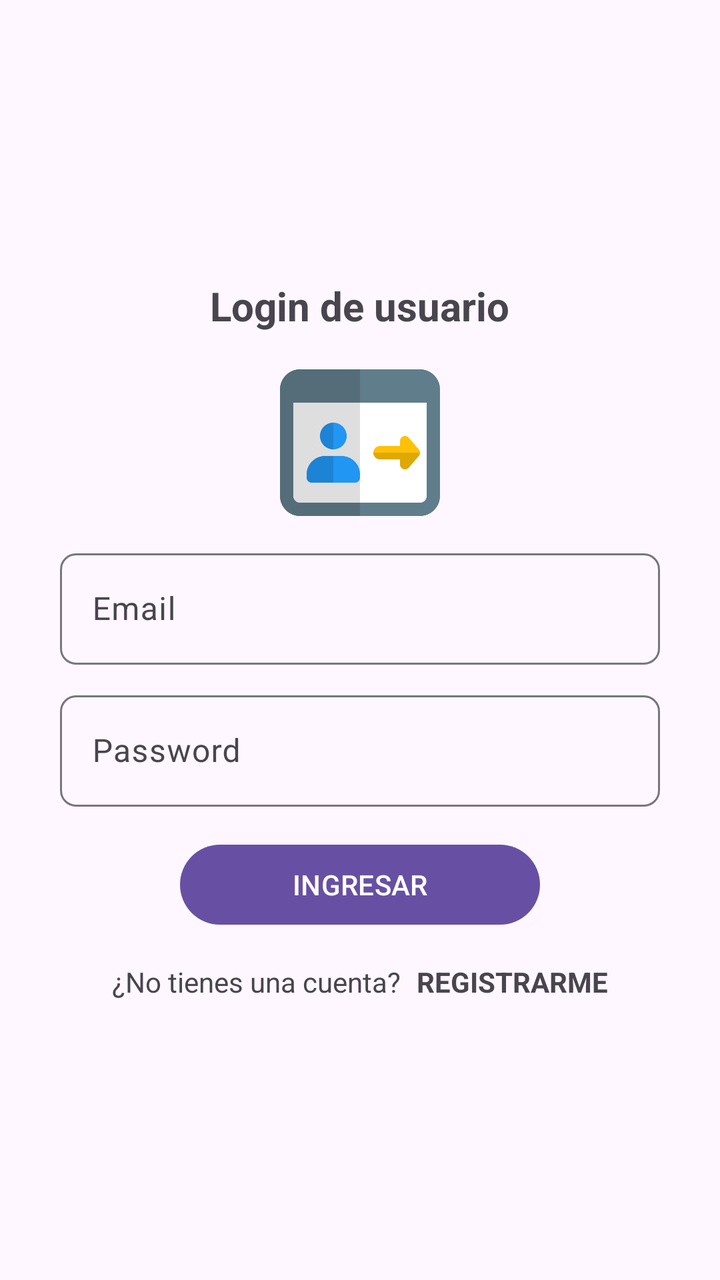
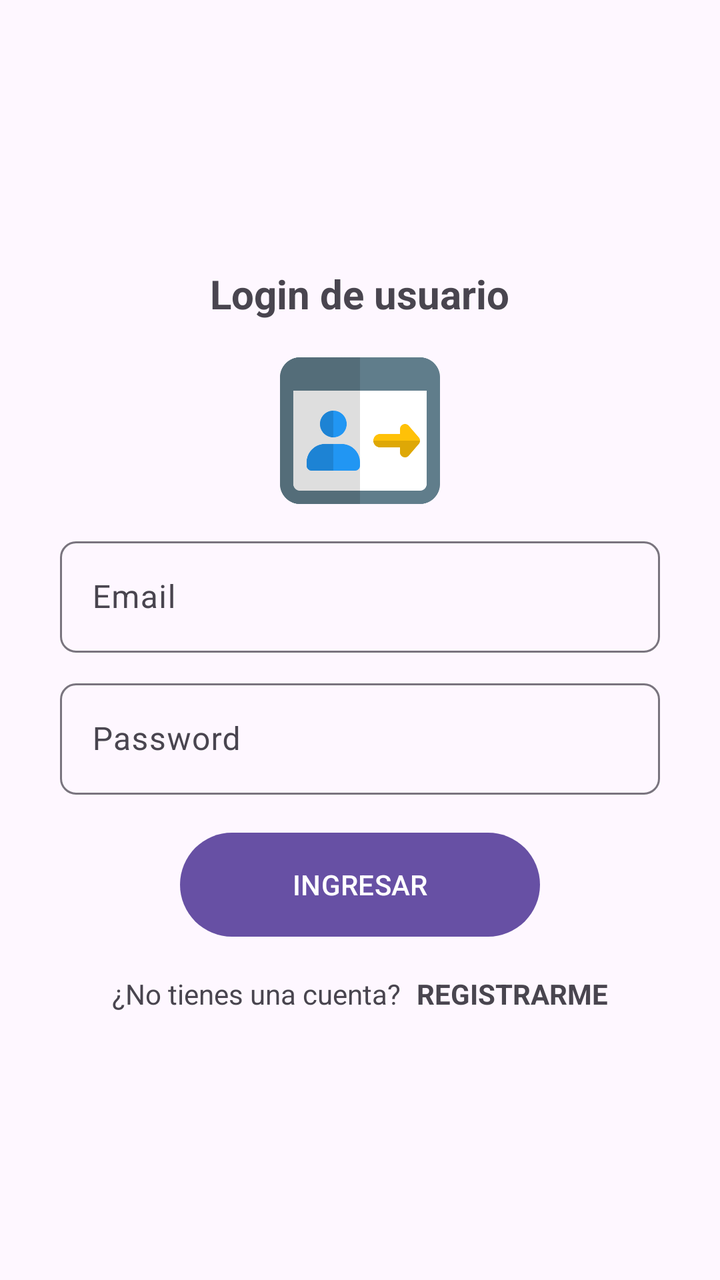

The first picture is an Android layout as it rendered before a commit; the second is the same layout after the commit. The layout source and the unified diff follow.
<!-- AndroidManifest.xml: application theme Theme.AppCompraYVenta -->
<!-- res/layout/activity_login_email.xml -->
<?xml version="1.0" encoding="utf-8"?>
<RelativeLayout xmlns:android="http://schemas.android.com/apk/res/android"
    xmlns:app="http://schemas.android.com/apk/res-auto"
    xmlns:tools="http://schemas.android.com/tools"
    android:id="@+id/main"
    android:layout_width="match_parent"
    android:layout_height="match_parent"
    tools:context=".Opciones_Login.ActivityLoginEmail">

    <androidx.appcompat.widget.LinearLayoutCompat
        android:layout_width="match_parent"
        android:layout_height="match_parent"
        android:orientation="vertical"
        android:padding="30dp"
        android:gravity="center">

        <TextView
            android:text="@string/Txt_login"
            android:textStyle="bold"
            android:textSize="20sp"
            android:layout_width="wrap_content"
            android:layout_height="wrap_content"
        />

        <ImageView
            android:layout_marginTop="15dp"
            android:src="@drawable/login"
            android:layout_width="80dp"
            android:layout_height="80dp"
        />


        <com.google.android.material.textfield.TextInputLayout
            android:layout_width="match_parent"
            android:layout_height="wrap_content"
            android:layout_marginTop="10dp"
            app:boxCornerRadiusTopStart="8dp"
            app:boxCornerRadiusBottomEnd="8dp"
            app:boxCornerRadiusTopEnd="8dp"
            app:boxCornerRadiusBottomStart="8dp"
            >

            <EditText
                android:id="@+id/Et_email"
                android:hint="@string/Et_email"
                android:inputType="textEmailAddress"
                android:layout_width="match_parent"
                android:layout_height="wrap_content"
                />



        </com.google.android.material.textfield.TextInputLayout>

        <com.google.android.material.textfield.TextInputLayout
            android:layout_width="match_parent"
            android:layout_height="wrap_content"
            android:layout_marginTop="10dp"
            app:boxCornerRadiusTopStart="8dp"
            app:boxCornerRadiusBottomEnd="8dp"
            app:boxCornerRadiusTopEnd="8dp"
            app:boxCornerRadiusBottomStart="8dp"
            >

            <EditText
                android:id="@+id/Et_password"
                android:hint="@string/Et_password"
                android:inputType="textPassword"
                android:layout_width="match_parent"
                android:layout_height="wrap_content"
            />



        </com.google.android.material.textfield.TextInputLayout>

        <com.google.android.material.button.MaterialButton
            android:id="@+id/Btn_ingresar"
            android:text="@string/Btn_ingresar"
            android:textAllCaps="true"
            android:layout_marginTop="15dp"
            android:layout_width="180dp"
            android:layout_height="wrap_content"
        />

        <androidx.appcompat.widget.LinearLayoutCompat
            android:layout_width="match_parent"
            android:layout_height="wrap_content"
            android:orientation="horizontal"
            android:layout_marginTop="15dp"
            android:gravity="center"
            >

            <TextView
                android:text="@string/Txt_no_cuenta"
                android:layout_width="wrap_content"
                android:layout_height="wrap_content"
                />
            <TextView
                android:id="@+id/Txt_registrarse"
                android:text="@string/Txt_registrarse"
                android:textStyle="bold"
                android:layout_marginStart="8dp"
                android:layout_width="wrap_content"
                android:layout_height="wrap_content"
                />



        </androidx.appcompat.widget.LinearLayoutCompat>



    </androidx.appcompat.widget.LinearLayoutCompat>
</RelativeLayout>
<!-- resources referenced by this layout -->
<resources>
  <!-- drawable login: png bitmap (drawable, 11801 bytes) -->
  <string name="Btn_ingresar">Ingresar</string>
  <string name="Et_email">Email</string>
  <string name="Et_password">Password</string>
  <string name="Txt_login">Login de usuario</string>
  <string name="Txt_no_cuenta">¿No tienes una cuenta?</string>
  <string name="Txt_registrarse">REGISTRARME</string>
  <style name="Theme.AppCompraYVenta" parent="Base.Theme.AppCompraYVenta" />
  <style name="Base.Theme.AppCompraYVenta" parent="Theme.Material3.DayNight.NoActionBar">
          
          
      </style>
</resources>

<!-- the commit's change to res/layout/activity_login_email.xml (unified diff, before → after) -->
@@ -80,7 +80,7 @@
             android:textAllCaps="true"
             android:layout_marginTop="15dp"
             android:layout_width="180dp"
-            android:layout_height="wrap_content"
+            android:layout_height="@dimen/m_button_height"
         />
 
         <androidx.appcompat.widget.LinearLayoutCompat
<!-- resource entries referenced after the edit -->
@@ -1,5 +1,6 @@
 <!-- resources referenced by this layout -->
 <resources>
+  <dimen name="m_button_height">60dp</dimen>
   <!-- drawable login: png bitmap (drawable, 11801 bytes) -->
   <string name="Btn_ingresar">Ingresar</string>
   <string name="Et_email">Email</string>
